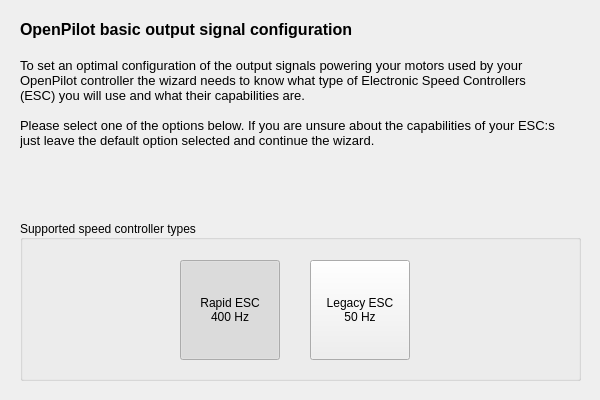
Above: ground/openpilotgcs/src/plugins/setupwizard/pages/outputpage.ui from openpilot/OpenPilot before the change. Below: the same form after it.
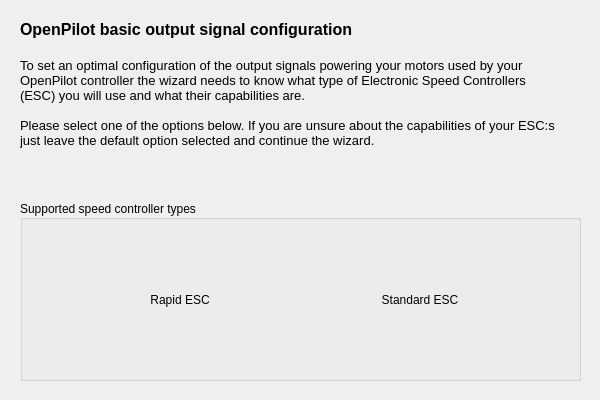
That is the form after the change. Icons and pictures are not drawn.

Commit message: OP-39 Added new graphics for buttons. Added fix trying to handle when config plugin is not loaded in workspace and we are trying to jump to Input Wizard on the end page of the wizard.

```diff
--- a/ground/openpilotgcs/src/plugins/setupwizard/pages/outputpage.ui
+++ b/ground/openpilotgcs/src/plugins/setupwizard/pages/outputpage.ui
@@ -44,9 +44,9 @@
    <property name="geometry">
     <rect>
      <x>20</x>
-     <y>220</y>
+     <y>200</y>
      <width>561</width>
-     <height>161</height>
+     <height>181</height>
     </rect>
    </property>
    <property name="sizePolicy">
@@ -61,21 +61,36 @@
    <property name="alignment">
     <set>Qt::AlignLeading|Qt::AlignLeft|Qt::AlignVCenter</set>
    </property>
-   <widget class="QPushButton" name="defaultESCButton">
+   <widget class="QToolButton" name="defaultESCButton">
     <property name="geometry">
      <rect>
-      <x>290</x>
+      <x>300</x>
       <y>40</y>
-      <width>100</width>
-      <height>100</height>
+      <width>200</width>
+      <height>120</height>
      </rect>
     </property>
     <property name="toolTip">
      <string>Tricopter, Quadcopter, Hexacopter, Octocopter</string>
     </property>
+    <property name="styleSheet">
+     <string notr="true">QToolButton { border: none }</string>
+    </property>
     <property name="text">
-     <string>Legacy ESC
-50 Hz</string>
+     <string>Standard ESC</string>
+    </property>
+    <property name="icon">
+     <iconset resource="../wizardResources.qrc">
+      <normaloff>:/setupwizard/resources/bttn-ESC-up.png</normaloff>
+      <normalon>:/setupwizard/resources/bttn-ESC-down.png</normalon>
+      <activeoff>:/setupwizard/resources/bttn-ESC-down.png</activeoff>
+      <activeon>:/setupwizard/resources/bttn-ESC-down.png</activeon>:/setupwizard/resources/bttn-ESC-up.png</iconset>
+    </property>
+    <property name="iconSize">
+     <size>
+      <width>200</width>
+      <height>100</height>
+     </size>
     </property>
     <property name="checkable">
      <bool>true</bool>
@@ -86,25 +101,43 @@
     <property name="autoExclusive">
      <bool>true</bool>
     </property>
-    <property name="flat">
-     <bool>false</bool>
+    <property name="toolButtonStyle">
+     <enum>Qt::ToolButtonTextUnderIcon</enum>
+    </property>
+    <property name="autoRaise">
+     <bool>true</bool>
     </property>
    </widget>
-   <widget class="QPushButton" name="rapidESCButton">
+   <widget class="QToolButton" name="rapidESCButton">
     <property name="geometry">
      <rect>
-      <x>160</x>
+      <x>60</x>
       <y>40</y>
-      <width>100</width>
-      <height>100</height>
+      <width>200</width>
+      <height>120</height>
      </rect>
     </property>
     <property name="toolTip">
      <string>Airplane, Sloper, Jet</string>
     </property>
+    <property name="styleSheet">
+     <string notr="true">QToolButton { border: none }</string>
+    </property>
     <property name="text">
-     <string>Rapid ESC
-400 Hz</string>
+     <string>Rapid ESC</string>
+    </property>
+    <property name="icon">
+     <iconset resource="../wizardResources.qrc">
+      <normaloff>:/setupwizard/resources/bttn-rapid-up.png</normaloff>
+      <normalon>:/setupwizard/resources/bttn-rapid-down.png</normalon>
+      <activeoff>:/setupwizard/resources/bttn-rapid-down.png</activeoff>
+      <activeon>:/setupwizard/resources/bttn-rapid-down.png</activeon>:/setupwizard/resources/bttn-rapid-up.png</iconset>
+    </property>
+    <property name="iconSize">
+     <size>
+      <width>200</width>
+      <height>100</height>
+     </size>
     </property>
     <property name="checkable">
      <bool>true</bool>
@@ -115,8 +148,11 @@
     <property name="autoExclusive">
      <bool>true</bool>
     </property>
-    <property name="flat">
-     <bool>false</bool>
+    <property name="toolButtonStyle">
+     <enum>Qt::ToolButtonTextUnderIcon</enum>
+    </property>
+    <property name="autoRaise">
+     <bool>true</bool>
     </property>
    </widget>
   </widget>
```
Left out of the diff: 4 changed lines with no effect on the pictures. The commit also changes 17 other files.
